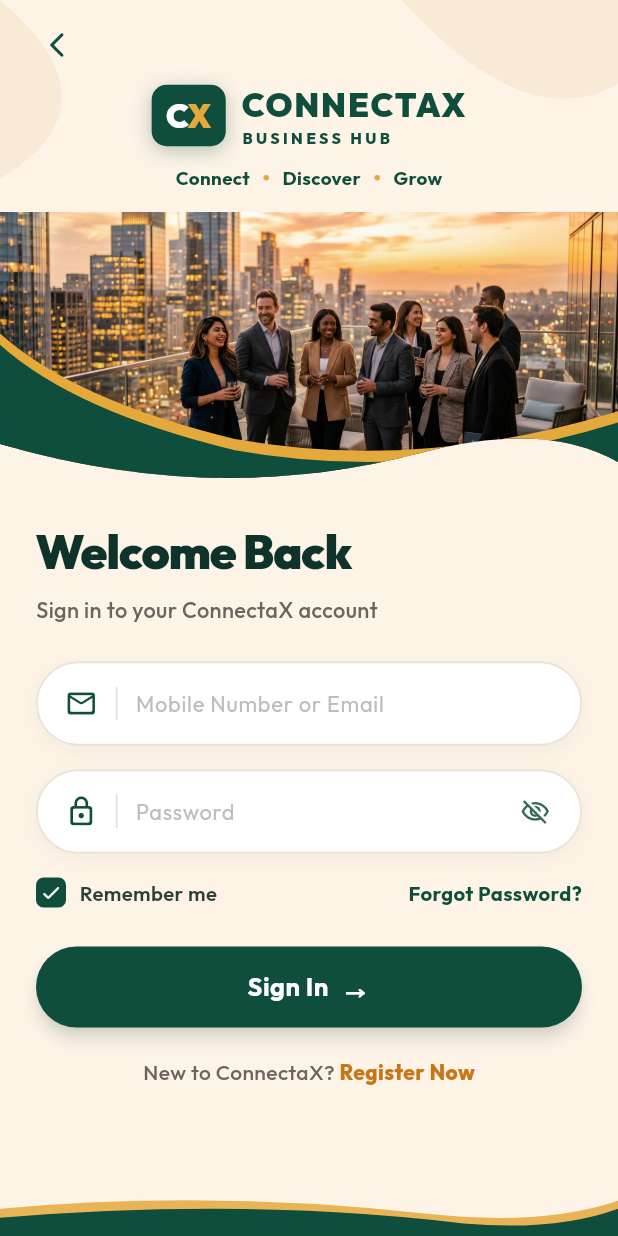
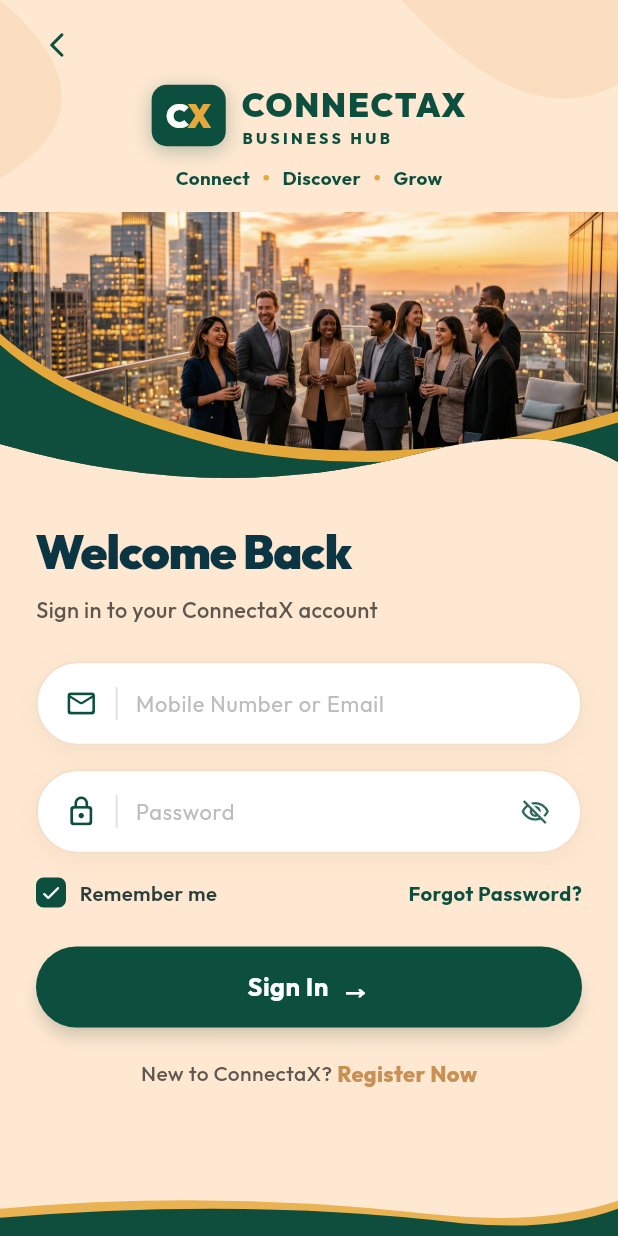
Before and after one commit to Kathiresans05/Toxic, a Flutter app: the screen it shows after launch, after a tap on "Existing Customer? Login", on a phone screen of 412 x 824 dp. Run offline on Flutter 3.47's test engine with Material 3 defaults, Android fonts, the phone set to English and light mode, and no system bars; our stand-ins replace camera, cloud_firestore, dio, firebase_core, google_fonts, permission_handler and 1 more; missing offline and left inert: agora_rtc_engine, flutter_ringtone_player, google_mlkit_face_detection, razorpay_flutter; accounts and stored records are empty; network calls fail.

Commit message:
style(customer): match exact sampled palette #FEE8D1 background, #0B3543 heading, and #C89153 register gold

```diff
--- a/expert-customer/lib/screens/login_screen.dart
+++ b/expert-customer/lib/screens/login_screen.dart
@@ -23,13 +23,14 @@ class _LoginScreenState extends State<LoginScreen> {
   Timer? _coldStartTimer;
   int _elapsedSeconds = 0;
 
-  // Exact Color Palette extracted from reference design
-  static const Color _bgWarmPeach = Color(0xFFFDF3E7);
-  static const Color _brandGreen = Color(0xFF0F4D3C);
+  // Exact Color Palette sampled from reference design (Image 2)
+  static const Color _bgWarmPeach = Color(0xFFFEE8D1); // Sampled #FEE8D1
+  static const Color _brandGreen = Color(0xFF0C4F3E);  // Sampled #0C4F3E
   static const Color _accentGold = Color(0xFFE5A93B);
-  static const Color _darkTealHeading = Color(0xFF0E332B);
-  static const Color _textMuted = Color(0xFF6B6560);
-  static const Color _borderColor = Color(0xFFEAE2D8);
+  static const Color _darkNavyHeading = Color(0xFF0B3543); // Sampled #0B3543
+  static const Color _registerGold = Color(0xFFC89153); // Sampled #C89153
+  static const Color _textMuted = Color(0xFF5E5750);
+  static const Color _borderColor = Color(0xFFF5DFC9);
 
   @override
   void initState() {
@@ -282,7 +283,7 @@ class _LoginScreenState extends State<LoginScreen> {
                                   style: TextStyle(
                                     fontSize: 32,
                                     fontWeight: FontWeight.w900,
-                                    color: _darkTealHeading,
+                                    color: _darkNavyHeading,
                                     letterSpacing: -0.8,
                                   ),
                                 ),
@@ -593,13 +594,13 @@ class _LoginScreenState extends State<LoginScreen> {
       height: 56,
       decoration: BoxDecoration(
         color: Colors.white,
-        borderRadius: BorderRadius.circular(30),
+        borderRadius: BorderRadius.circular(32),
         border: Border.all(color: _borderColor, width: 1.2),
         boxShadow: [
           BoxShadow(
-            color: Colors.black.withValues(alpha: 0.04),
-            blurRadius: 10,
-            offset: const Offset(0, 3),
+            color: const Color(0xFF6E431E).withValues(alpha: 0.06),
+            blurRadius: 14,
+            offset: const Offset(0, 4),
           ),
         ],
       ),
@@ -787,8 +788,8 @@ class _LoginScreenState extends State<LoginScreen> {
           child: const Text(
             'Register Now',
             style: TextStyle(
-              fontSize: 14,
-              color: Color(0xFFC77717),
+              fontSize: 14.5,
+              color: _registerGold,
               fontWeight: FontWeight.w800,
             ),
           ),
@@ -818,7 +819,7 @@ class _TopCornerSwooshesPainter extends CustomPainter {
   @override
   void paint(Canvas canvas, Size size) {
     final swooshPaint = Paint()
-      ..color = const Color(0xFFF3DEC4).withValues(alpha: 0.45)
+      ..color = const Color(0xFFF7D5B0).withValues(alpha: 0.55)
       ..style = PaintingStyle.fill;
 
     // Top Right ambient wave
```
